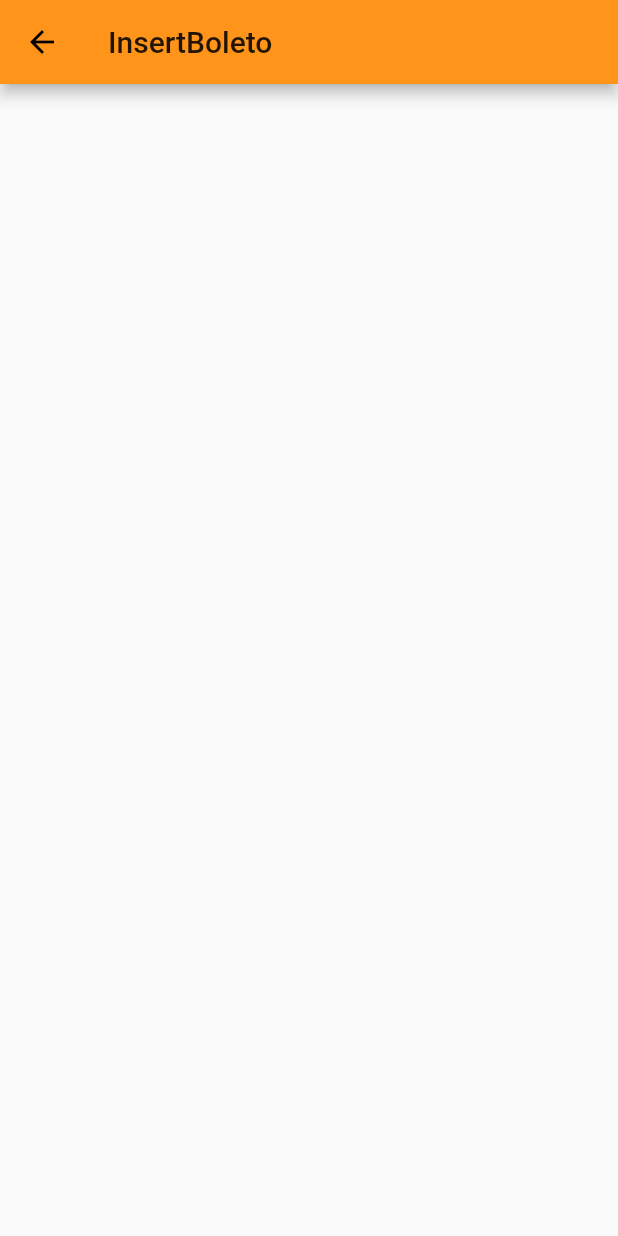
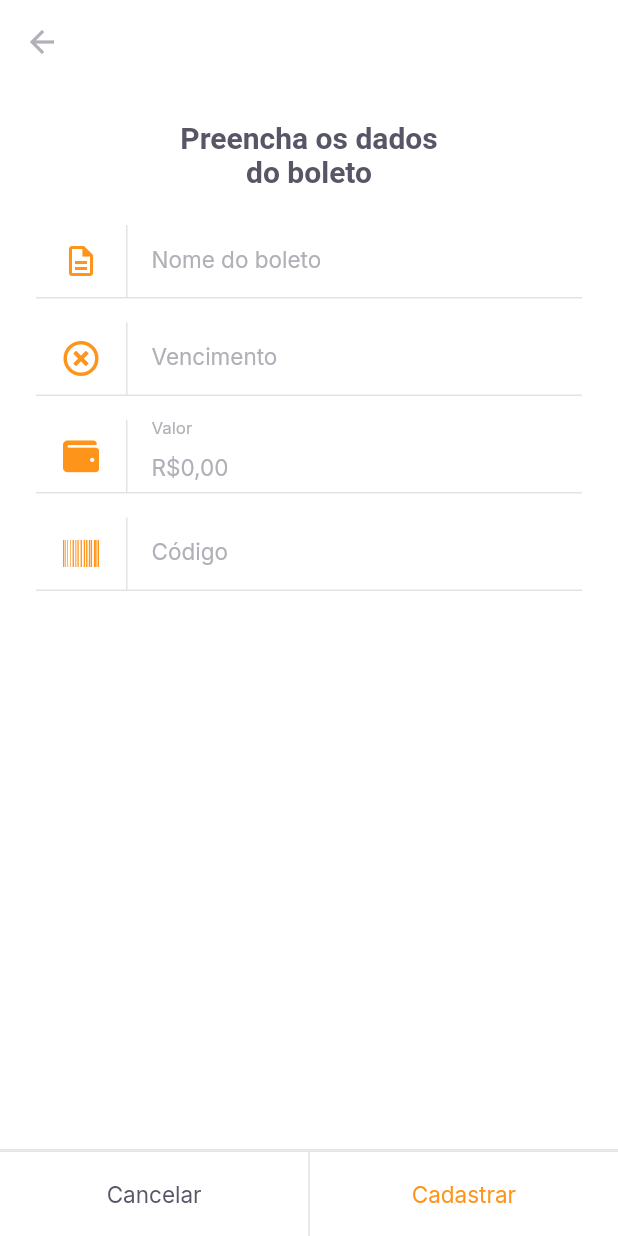
Before and after one commit to eitchtee/payflow_nlw6, a Flutter app: the InsertBoletoPage screen opened by its route, on a phone screen of 412 x 824 dp. Run offline on Flutter 3.47's test engine with Material 2 defaults, Android fonts, the phone set to English and light mode, and no system bars; our stand-ins replace camera, firebase_core, flutter_masked_text2, font_awesome_flutter, google_fonts, google_sign_in and 2 more; missing offline and left inert: google_ml_kit; accounts and stored records are empty.

Commit message:
feat: Aula 5 - pt1

```diff
--- a/lib/modules/barcode_scanner/barcode_scanner_page.dart
+++ b/lib/modules/barcode_scanner/barcode_scanner_page.dart
@@ -93,7 +93,7 @@ class _BarcodeScannerPageState extends State<BarcodeScannerPage> {
                 bottomNavigationBar: SetLabelButtons(
                   primaryLabel: "Inserir código do boleto",
                   primaryOnPressed: () {
-                    controller.status = BarcodeScannerStatus.error("Error");
+                    Navigator.pushReplacementNamed(context, "/insert_boleto");
                   },
                   secondaryLabel: "Adicionar da galeria",
                   secondaryOnPressed: controller.scanWithImagePicker,
@@ -111,7 +111,10 @@ class _BarcodeScannerPageState extends State<BarcodeScannerPage> {
                             controller.scanWithCamera();
                           },
                           secondaryLabel: "Digitar código",
-                          secondaryOnPressed: () {},
+                          secondaryOnPressed: () {
+                            Navigator.pushReplacementNamed(
+                                context, "/insert_boleto");
+                          },
                           title:
                               "Não foi possível identificar um código de barras.",
                           subtitle:
--- a/lib/modules/home/home_page.dart
+++ b/lib/modules/home/home_page.dart
@@ -64,7 +64,8 @@ class _HomePageState extends State<HomePage> {
             ),
             GestureDetector(
               onTap: () {
-                Navigator.pushNamed(context, "/barcode_scanner");
+                // Navigator.pushNamed(context, "/barcode_scanner");
+                Navigator.pushNamed(context, "/insert_boleto");
               },
               child: Container(
                 width: 56,
--- /dev/null
+++ b/lib/modules/insert_boleto/insert_boleto_controller.dart
@@ -0,0 +1,38 @@
+import 'package:flutter/material.dart';
+import 'package:payflow/shared/models/boleto_model.dart';
+import 'package:shared_preferences/shared_preferences.dart';
+
+class InsertBoletoController {
+  final formKey = GlobalKey<FormState>();
+  BoletoModel model = BoletoModel();
+
+  String? validateName(String? value) =>
+      value?.isEmpty ?? true ? "O nome não pode ser vazio" : null;
+  String? validateVencimento(String? value) =>
+      value?.isEmpty ?? true ? "A data de vencimento não pode ser vazio" : null;
+  String? validateValor(double value) =>
+      value == 0 ? "Insira um valor maior que R\$ 0,00" : null;
+  String? validateCodigo(String? value) =>
+      value?.isEmpty ?? true ? "O código do boleto não pode ser vazio" : null;
+
+  void onChange(
+      {String? name, String? dueDate, double? value, String? barcode}) {
+    model = model.copyWith(
+        name: name, dueDate: dueDate, value: value, barcode: barcode);
+  }
+
+  Future<void> saveBoleto() async {
+    final instance = await SharedPreferences.getInstance();
+    final boletos = instance.getStringList("boletos") ?? <String>[];
+    boletos.add(model.toJson());
+    await instance.setStringList("boletos", boletos);
+    return;
+  }
+
+  Future<void> cadastrar() async {
+    final form = formKey.currentState;
+    if (form!.validate()) {
+      return await saveBoleto();
+    }
+  }
+}
--- a/lib/modules/insert_boleto/insert_boleto_page.dart
+++ b/lib/modules/insert_boleto/insert_boleto_page.dart
@@ -1,13 +1,136 @@
 import 'package:flutter/material.dart';
+import 'package:flutter_masked_text2/flutter_masked_text2.dart';
+import 'package:font_awesome_flutter/font_awesome_flutter.dart';
 
-class InsertBoletoPage extends StatelessWidget {
-  const InsertBoletoPage({Key? key}) : super(key: key);
+import 'package:payflow/modules/insert_boleto/insert_boleto_controller.dart';
+import 'package:payflow/shared/themes/app_colors.dart';
+import 'package:payflow/shared/themes/app_text_styles.dart';
+import 'package:payflow/shared/widgets/input_text/input_text_widget.dart';
+import 'package:payflow/shared/widgets/set_label_buttons/set_label_buttons.dart';
+
+class InsertBoletoPage extends StatefulWidget {
+  final String? barcode;
+  const InsertBoletoPage({
+    Key? key,
+    this.barcode,
+  }) : super(key: key);
+
+  @override
+  _InsertBoletoPageState createState() => _InsertBoletoPageState();
+}
+
+class _InsertBoletoPageState extends State<InsertBoletoPage> {
+  final controller = InsertBoletoController();
+
+  final moneyInputTextController = MoneyMaskedTextController(
+      leftSymbol: "R\$", initialValue: 0, decimalSeparator: ",");
+  final vencimentoInputTextController =
+      MaskedTextController(mask: "00/00/0000");
+  final codigoInputTextController = TextEditingController();
+
+  @override
+  void initState() {
+    if (widget.barcode != null) {
+      codigoInputTextController.text = widget.barcode!;
+    }
+    super.initState();
+  }
 
   @override
   Widget build(BuildContext context) {
     return Scaffold(
+      backgroundColor: AppColors.background,
       appBar: AppBar(
-        title: Text("InsertBoleto"),
+        elevation: 0,
+        backgroundColor: AppColors.background,
+        leading: BackButton(
+          color: AppColors.input,
+        ),
+      ),
+      body: SingleChildScrollView(
+        child: Padding(
+          padding: const EdgeInsets.symmetric(horizontal: 24),
+          child: Column(
+            crossAxisAlignment: CrossAxisAlignment.center,
+            children: [
+              Padding(
+                padding:
+                    const EdgeInsets.symmetric(horizontal: 93, vertical: 24),
+                child: Text(
+                  "Preencha os dados do boleto",
+                  style: TextStyles.titleBoldHeading,
+                  textAlign: TextAlign.center,
+                ),
+              ),
+              Form(
+                key: controller.formKey,
+                child: Column(
+                  children: [
+                    InputTextWidget(
+                      label: "Nome do boleto",
+                      icon: Icons.description_outlined,
+                      onChanged: (value) {
+                        controller.onChange(name: value);
+                      },
+                      validator: controller.validateName,
+                    ),
+                    InputTextWidget(
+                      controller: vencimentoInputTextController,
+                      label: "Vencimento",
+                      icon: FontAwesomeIcons.timesCircle,
+                      onChanged: (value) {
+                        controller.onChange(dueDate: value);
+                      },
+                      validator: controller.validateVencimento,
+                    ),
+                    InputTextWidget(
+                      controller: moneyInputTextController,
+                      label: "Valor",
+                      icon: FontAwesomeIcons.wallet,
+                      validator: (_) => controller
+                          .validateValor(moneyInputTextController.numberValue),
+                      onChanged: (value) {
+                        controller.onChange(
+                            value: moneyInputTextController.numberValue);
+                      },
+                    ),
+                    InputTextWidget(
+                      controller: codigoInputTextController,
+                      label: "Código",
+                      icon: FontAwesomeIcons.barcode,
+                      validator: controller.validateCodigo,
+                      onChanged: (value) {
+                        controller.onChange(barcode: value);
+                      },
+                    )
+                  ],
+                ),
+              )
+            ],
+          ),
+        ),
+      ),
+      bottomNavigationBar: Column(
+        mainAxisSize: MainAxisSize.min,
+        children: [
+          Divider(
+            height: 1,
+            thickness: 1,
+            color: AppColors.stroke,
+          ),
+          SetLabelButtons(
+            enableSecondaryColor: true,
+            primaryLabel: "Cancelar",
+            primaryOnPressed: () {
+              Navigator.pop(context);
+            },
+            secondaryLabel: "Cadastrar",
+            secondaryOnPressed: () async {
+              await controller.cadastrar();
+              Navigator.pop(context);
+            },
+          ),
+        ],
       ),
     );
   }
--- /dev/null
+++ b/lib/shared/models/boleto_model.dart
@@ -0,0 +1,73 @@
+import 'dart:convert';
+
+class BoletoModel {
+  final String? name;
+  final String? dueDate;
+  final double? value;
+  final String? barcode;
+
+  BoletoModel({
+    this.name,
+    this.dueDate,
+    this.value,
+    this.barcode,
+  });
+
+  BoletoModel copyWith({
+    String? name,
+    String? dueDate,
+    double? value,
+    String? barcode,
+  }) {
+    return BoletoModel(
+      name: name ?? this.name,
+      dueDate: dueDate ?? this.dueDate,
+      value: value ?? this.value,
+      barcode: barcode ?? this.barcode,
+    );
+  }
+
+  Map<String, dynamic> toMap() {
+    return {
+      'name': name,
+      'dueDate': dueDate,
+      'value': value,
+      'barcode': barcode,
+    };
+  }
+
+  factory BoletoModel.fromMap(Map<String, dynamic> map) {
+    return BoletoModel(
+      name: map['name'],
+      dueDate: map['dueDate'],
+      value: map['value'],
+      barcode: map['barcode'],
+    );
+  }
+
+  String toJson() => json.encode(toMap());
+
+  factory BoletoModel.fromJson(String source) =>
+      BoletoModel.fromMap(json.decode(source));
+
+  @override
+  String toString() {
+    return 'BoletoModel(name: $name, dueDate: $dueDate, value: $value, barcode: $barcode)';
+  }
+
+  @override
+  bool operator ==(Object other) {
+    if (identical(this, other)) return true;
+
+    return other is BoletoModel &&
+        other.name == name &&
+        other.dueDate == dueDate &&
+        other.value == value &&
+        other.barcode == barcode;
+  }
+
+  @override
+  int get hashCode {
+    return name.hashCode ^ dueDate.hashCode ^ value.hashCode ^ barcode.hashCode;
+  }
+}
--- a/lib/shared/themes/app_colors.dart
+++ b/lib/shared/themes/app_colors.dart
@@ -9,4 +9,5 @@ class AppColors {
   static final stroke = Color(0xFFE3E3E6);
   static final shape = Color(0xFFFAFAFC);
   static final background = Color(0xFFFFFFFF);
+  static final input = Color(0xFFB1B0B8);
 }
--- a/lib/shared/themes/app_text_styles.dart
+++ b/lib/shared/themes/app_text_styles.dart
@@ -78,6 +78,12 @@ class TextStyles {
     fontWeight: FontWeight.w700,
     color: AppColors.background,
   );
+  static final input = GoogleFonts.inter(
+    fontSize: 15,
+    fontWeight: FontWeight.w400,
+    color: AppColors.input,
+  );
+
   static final captionBackground = GoogleFonts.inter(
     fontSize: 13,
     fontWeight: FontWeight.w400,
--- /dev/null
+++ b/lib/shared/widgets/input_text/input_text_widget.dart
@@ -0,0 +1,65 @@
+import 'package:flutter/material.dart';
+import 'package:payflow/shared/themes/app_colors.dart';
+import 'package:payflow/shared/themes/app_text_styles.dart';
+
+class InputTextWidget extends StatelessWidget {
+  final String label;
+  final IconData icon;
+  final String? initalValue;
+  final String? Function(String?)? validator;
+  final TextEditingController? controller;
+  final void Function(String value) onChanged;
+
+  const InputTextWidget(
+      {Key? key,
+      required this.label,
+      required this.icon,
+      this.initalValue,
+      this.validator,
+      this.controller,
+      required this.onChanged})
+      : super(key: key);
+
+  @override
+  Widget build(BuildContext context) {
+    return Padding(
+      padding: const EdgeInsets.only(bottom: 16),
+      child: Column(children: [
+        TextFormField(
+          initialValue: initalValue,
+          validator: validator,
+          controller: controller,
+          onChanged: onChanged,
+          style: TextStyles.input,
+          decoration: InputDecoration(
+              contentPadding: EdgeInsets.zero,
+              labelText: label,
+              labelStyle: TextStyles.input,
+              border: InputBorder.none,
+              icon: Row(
+                mainAxisSize: MainAxisSize.min,
+                children: [
+                  Padding(
+                    padding: const EdgeInsets.symmetric(horizontal: 18),
+                    child: Icon(
+                      icon,
+                      color: AppColors.primary,
+                    ),
+                  ),
+                  Container(
+                    width: 1,
+                    height: 48,
+                    color: AppColors.stroke,
+                  )
+                ],
+              )),
+        ),
+        Divider(
+          height: 1,
+          thickness: 1,
+          color: AppColors.stroke,
+        )
+      ]),
+    );
+  }
+}
--- a/lib/shared/widgets/set_label_buttons/set_label_buttons.dart
+++ b/lib/shared/widgets/set_label_buttons/set_label_buttons.dart
@@ -10,6 +10,7 @@ class SetLabelButtons extends StatelessWidget {
   final String secondaryLabel;
   final VoidCallback secondaryOnPressed;
   final bool enablePrimaryColor;
+  final bool enableSecondaryColor;
 
   const SetLabelButtons(
       {Key? key,
@@ -17,13 +18,20 @@ class SetLabelButtons extends StatelessWidget {
       required this.primaryOnPressed,
       required this.secondaryLabel,
       required this.secondaryOnPressed,
-      this.enablePrimaryColor = false})
+      this.enablePrimaryColor = false,
+      this.enableSecondaryColor = false})
       : super(key: key);
 
   @override
   Widget build(BuildContext context) {
     return Container(
-      color: AppColors.shape,
+      color: AppColors.background,
+      height: 57,
+      child: Column(
+        mainAxisSize: MainAxisSize.min,
+        children: [
+          Divider(thickness: 1, height: 1, color: AppColors.stroke),
+          Container(
             height: 56,
             child: Row(
               children: [
@@ -39,6 +47,11 @@ class SetLabelButtons extends StatelessWidget {
                   child: LabelButton(
                     label: secondaryLabel,
                     onPressed: secondaryOnPressed,
+                    style:
+                        enableSecondaryColor ? TextStyles.buttonPrimary : null,
+                  ),
+                ),
+              ],
             ),
           ),
         ],
--- a/pubspec.yaml
+++ b/pubspec.yaml
@@ -22,6 +22,8 @@ dependencies:
   google_ml_kit: ^0.6.0
   camera: ^0.8.1+3
   image_picker: ^0.8.0+4
+  font_awesome_flutter: ^9.1.0
+  flutter_masked_text2: ^0.9.1
 
 dev_dependencies:
   flutter_test:
```
Also changed, not shown: pubspec.lock. Lines whose indentation alone changed are shown as unchanged.
